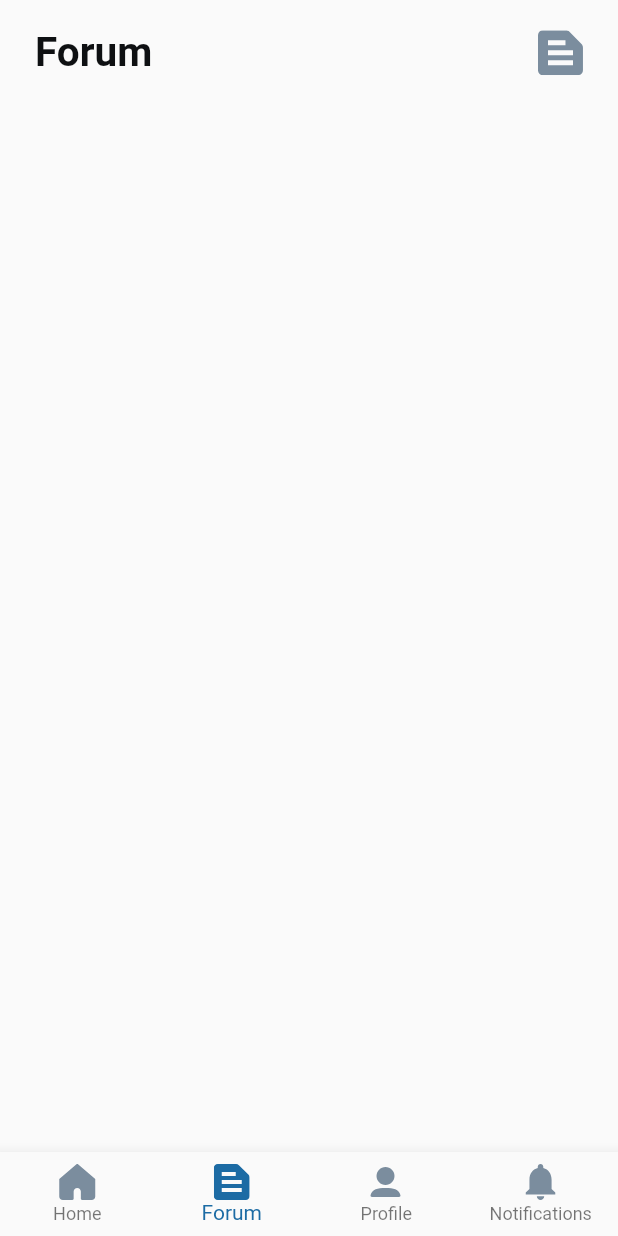
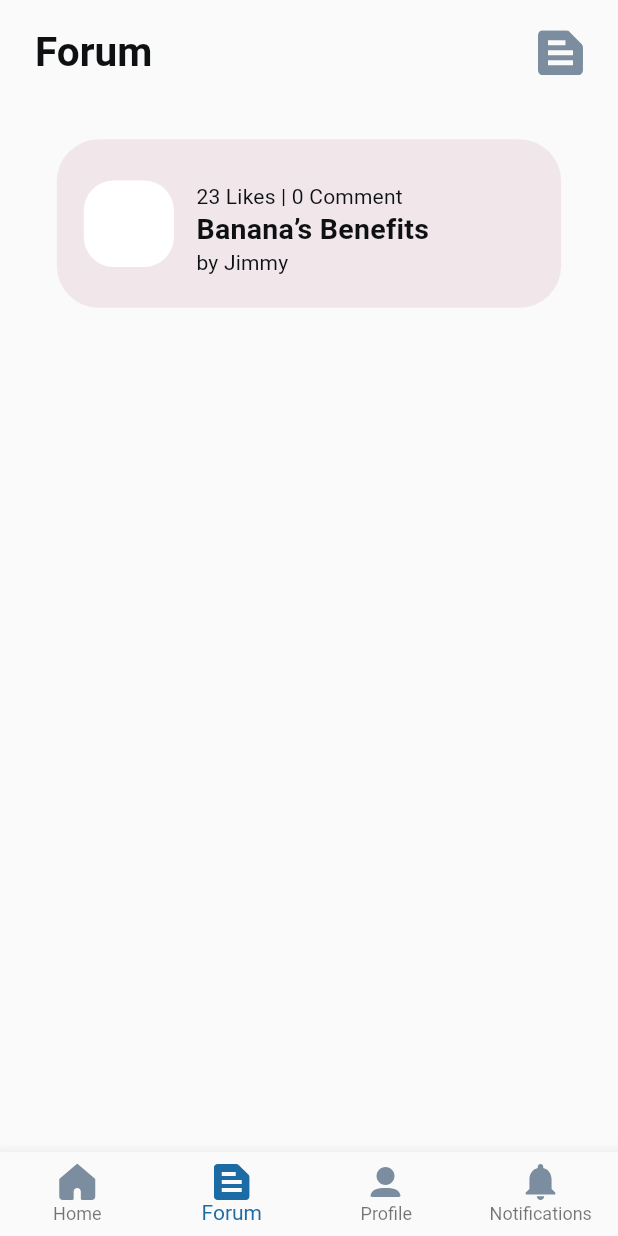
Before and after one commit to faiqhdr/meditopia, a Flutter app: the screen it shows after launch, item 2 of the bottom bar chosen, on a phone screen of 412 x 824 dp. Run offline on Flutter 3.47's test engine with Material 2 defaults, Android fonts, the phone set to English and light mode, and no system bars; our stand-ins replace flutter_native_splash, flutter_svg, google_fonts.

Commit message:
forum page frontend completed

```diff
--- a/lib/pages/forum_page.dart
+++ b/lib/pages/forum_page.dart
@@ -7,7 +7,7 @@ import '../size_config.dart';
 import '../style/style.dart';
 
 class ForumPage extends StatelessWidget {
-  const ForumPage({Key? key});
+  const ForumPage({Key? key}) : super(key: key);
 
   @override
   Widget build(BuildContext context) {
@@ -23,6 +23,8 @@ class ForumPage extends StatelessWidget {
               children: const [
                 // Header Area.
                 Header(),
+                // Forum List.
+                Post(),
               ],
             ),
           ),
@@ -66,3 +68,129 @@ class Header extends StatelessWidget {
     );
   }
 }
+
+class Post extends StatelessWidget {
+  const Post({Key? key}) : super(key: key);
+
+  @override
+  Widget build(BuildContext context) {
+    return Container(
+      margin: const EdgeInsets.all(14.55),
+      padding: const EdgeInsets.fromLTRB(18, 23.02, 23.67, 21.45),
+      width: double.infinity,
+      decoration: BoxDecoration(
+        color: const Color(0xf7f1e6ea),
+        borderRadius: BorderRadius.circular(28),
+      ),
+      child: Column(
+        crossAxisAlignment: CrossAxisAlignment.end,
+        children: [
+          Container(
+            margin: const EdgeInsets.only(bottom: 3.24),
+            width: 14.67,
+            height: 1.28,
+            child: SvgPicture.asset(
+              AppStyle.dotsIcon,
+              width: 14.67,
+              height: 1.28,
+            ),
+          ),
+          Container(
+            margin: const EdgeInsets.only(right: 27.33),
+            padding: const EdgeInsets.only(right: 14),
+            width: double.infinity,
+            height: 63.45,
+            decoration: BoxDecoration(
+              borderRadius: BorderRadius.circular(20),
+            ),
+            child: Row(
+              crossAxisAlignment: CrossAxisAlignment.start,
+              children: [
+                Container(
+                  margin: const EdgeInsets.only(right: 15),
+                  width: 60,
+                  height: 57.67,
+                  decoration: BoxDecoration(
+                    borderRadius: BorderRadius.circular(20),
+                    color: const Color(0xffffffff),
+                  ),
+                ),
+                Container(
+                  margin: const EdgeInsets.only(top: 0.45),
+                  width: 161,
+                  child: Stack(
+                    children: const [
+                      Positioned(
+                        left: 0,
+                        top: 0,
+                        child: Align(
+                          alignment: Alignment.topLeft,
+                          child: SizedBox(
+                            width: 139,
+                            height: 19,
+                            child: Text(
+                              '23 Likes | 0 Comment',
+                              style: TextStyle(
+                                fontSize: 14,
+                                fontWeight: FontWeight.w400,
+                                height: 1.35,
+                                letterSpacing: 0.14,
+                                color: Color(0xff0c1115),
+                              ),
+                            ),
+                          ),
+                        ),
+                      ),
+                      Positioned(
+                        left: 0,
+                        top: 44,
+                        child: Align(
+                          alignment: Alignment.topLeft,
+                          child: SizedBox(
+                            width: 115,
+                            height: 19,
+                            child: Text(
+                              'by Jimmy Neutron',
+                              style: TextStyle(
+                                fontSize: 14,
+                                fontWeight: FontWeight.w400,
+                                height: 1.35,
+                                letterSpacing: 0.14,
+                                color: Color(0xff0c1115),
+                              ),
+                            ),
+                          ),
+                        ),
+                      ),
+                      Positioned(
+                        left: 0,
+                        top: 18.55,
+                        child: Align(
+                          alignment: Alignment.topLeft,
+                          child: SizedBox(
+                            width: 161,
+                            height: 26,
+                            child: Text(
+                              'Banana’s Benefits',
+                              style: TextStyle(
+                                fontSize: 19,
+                                fontWeight: FontWeight.w700,
+                                height: 1.35,
+                                letterSpacing: 0.19,
+                                color: Color(0xff0e1012),
+                              ),
+                            ),
+                          ),
+                        ),
+                      ),
+                    ],
+                  ),
+                ),
+              ],
+            ),
+          ),
+        ],
+      ),
+    );
+  }
+}
--- a/lib/pages/home_page.dart
+++ b/lib/pages/home_page.dart
@@ -34,7 +34,7 @@ class HomePage extends StatelessWidget {
             ),
           ),
           //Upcoming Appointments.
-          UpcomingAppointments(),
+          const UpcomingAppointments(),
         ],
       ),
     );
--- a/lib/style/style.dart
+++ b/lib/style/style.dart
@@ -15,6 +15,7 @@ class AppStyle {
   static const String profileIcon = "assets/icons/profile.svg";
   static const String reportIcon = "assets/icons/report.svg";
   static const String notificationsIcon = "assets/icons/notifications.svg";
+  static const String dotsIcon = "assets/icons/dots-icon.svg";
 
 // App Colors
   static const primarySwatch = Color(0xff1C6BA4);
```
Also changed, not shown: assets/icons/dots-icon.svg (added).
